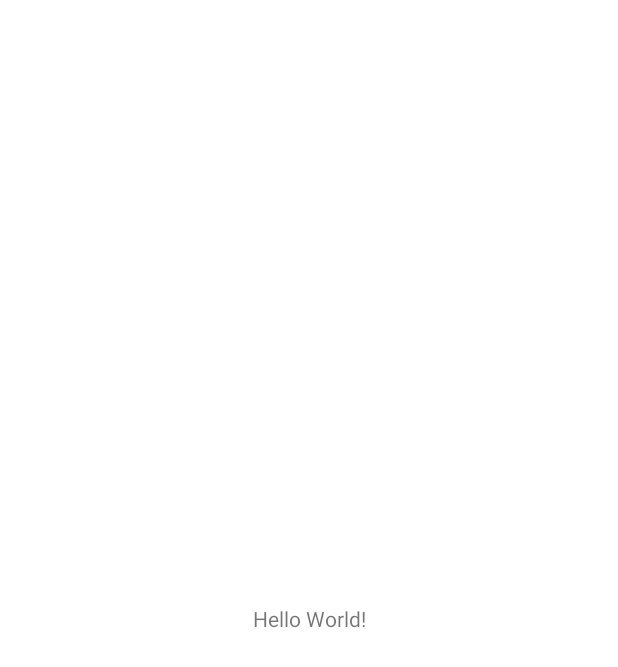
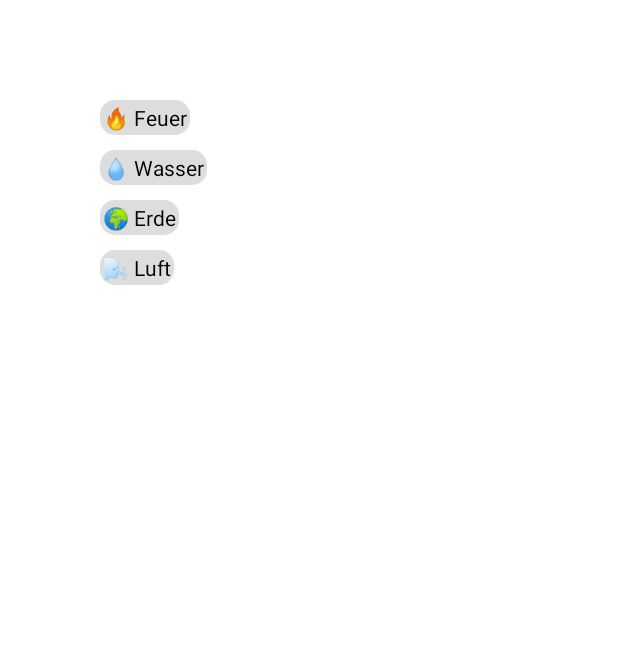
Before and after one commit to KuerbisKuchen02/MixIt, an Android app: the screen it shows after launch (MainActivity before the commit, GameActivity after it), on a phone screen of 412 x 824 dp. Before the commit the part shown is almost empty. Shown: the top 667 px of the screen. Run offline under Robolectric (Android 15) with nearby library versions, the phone set to English and light mode, and no system bars.

Commit message:
feat: add first playground implementation

```diff
--- a/app/src/main/AndroidManifest.xml
+++ b/app/src/main/AndroidManifest.xml
@@ -20,6 +20,8 @@
             </intent-filter>
         </activity>
 
+        <activity android:name=".ui.activities.GameActivity" android:exported="true" />
+
     </application>
 
 </manifest>
--- /dev/null
+++ b/app/src/main/java/de/thm/mixit/ui/activities/GameActivity.java
@@ -0,0 +1,32 @@
+package de.thm.mixit.ui.activities;
+
+import android.app.Activity;
+import android.os.Bundle;
+import android.view.LayoutInflater;
+import android.view.View;
+
+import androidx.annotation.Nullable;
+
+import de.thm.mixit.ui.fragments.PlaygroundFragment;
+
+
+public class GameActivity extends Activity {
+
+    @Override
+    protected void onCreate(@Nullable Bundle savedInstanceState) {
+        super.onCreate(savedInstanceState);
+
+        // TODO read intent (either endless mode or arcade)
+        PlaygroundFragment playground = new PlaygroundFragment();
+        View v = playground.onCreateView(LayoutInflater.from(this), null,
+                savedInstanceState);
+        setContentView(v);
+
+        playground.addElementToPlayground("\uD83D\uDD25 Feuer", 100, 100);
+        playground.addElementToPlayground("\uD83D\uDCA7 Wasser", 100, 150);
+        playground.addElementToPlayground("\uD83C\uDF0D Erde", 100, 200);
+        playground.addElementToPlayground("\uD83C\uDF2C\uFE0F Luft", 100, 250);
+
+    }
+
+}
--- a/app/src/main/java/de/thm/mixit/ui/activities/MainActivity.java
+++ b/app/src/main/java/de/thm/mixit/ui/activities/MainActivity.java
@@ -1,23 +1,15 @@
 package de.thm.mixit.ui.activities;
 
 import android.app.Activity;
+import android.content.Intent;
 import android.os.Bundle;
-import android.util.Log;
 
-import androidx.annotation.Nullable;
-
-import de.thm.mixit.BuildConfig;
-import de.thm.mixit.R;
 
 public class MainActivity extends Activity {
 
-    private static final String TAG = MainActivity.class.getSimpleName();
-
     @Override
-    protected void onCreate(@Nullable Bundle savedInstanceState) {
+    protected void onCreate(Bundle savedInstanceState) {
         super.onCreate(savedInstanceState);
-        setContentView(R.layout.main_activity);
-
-        if (BuildConfig.DEBUG) Log.d(TAG, BuildConfig.API_KEY);
+        startActivity(new Intent(this, GameActivity.class));
     }
 }
--- a/app/src/main/java/de/thm/mixit/ui/fragments/CanvasFragment.java
+++ /dev/null
@@ -1,4 +0,0 @@
-package de.thm.mixit.ui.fragments;
-
-public class CanvasFragment {
-}
--- /dev/null
+++ b/app/src/main/java/de/thm/mixit/ui/fragments/PlaygroundFragment.java
@@ -0,0 +1,125 @@
+package de.thm.mixit.ui.fragments;
+
+import android.annotation.SuppressLint;
+import android.graphics.Rect;
+import android.os.Bundle;
+import android.util.Log;
+import android.view.LayoutInflater;
+import android.view.MotionEvent;
+import android.view.View;
+import android.view.ViewGroup;
+import android.widget.FrameLayout;
+import android.widget.TextView;
+
+import androidx.annotation.NonNull;
+import androidx.annotation.Nullable;
+import androidx.fragment.app.Fragment;
+
+import java.util.ArrayList;
+
+import de.thm.mixit.BuildConfig;
+import de.thm.mixit.R;
+
+public class PlaygroundFragment extends Fragment {
+    private final static String TAG = PlaygroundFragment.class.getName();
+
+    private ArrayList<TextView> elements;
+    private FrameLayout playground;
+    private LayoutInflater inflater;
+
+    @Nullable
+    @Override
+    public View onCreateView(@NonNull LayoutInflater inflater, @Nullable ViewGroup container, @Nullable Bundle savedInstanceState) {
+        elements = new ArrayList<>();
+        this.inflater = inflater;
+        this.playground = (FrameLayout) inflater.inflate(R.layout.view_playground, null,
+                false);
+        return playground;
+    }
+
+    @SuppressLint("ClickableViewAccessibility")
+    public TextView addElementToPlayground(String text, float x, float y) {
+        TextView newElement = (TextView) inflater.inflate(R.layout.text_item_element, playground, false);
+        newElement.setText(text);
+
+        if(x == -1 && y == -1){
+            float[] freeSpace = getFreeSpace();
+            x = freeSpace[0];
+            y = freeSpace[1];
+        }
+        newElement.setX(x);
+        newElement.setY(y);
+
+        elements.add(newElement);
+        playground.addView(newElement);
+
+        if(BuildConfig.DEBUG){
+            Log.d(TAG, "new element " + text + " has been created");
+        }
+
+        newElement.setOnTouchListener(new View.OnTouchListener() {
+            float dX, dY;
+
+            @Override
+            public boolean onTouch(View v, MotionEvent event) {
+                switch (event.getAction()) {
+                    case MotionEvent.ACTION_DOWN:
+                        // TODO Show singular delete field
+                        dX = v.getX() - event.getRawX();
+                        dY = v.getY() - event.getRawY();
+                        v.bringToFront();
+                        v.invalidate();
+                        return true;
+                    case MotionEvent.ACTION_MOVE:
+                        v.setX(event.getRawX() + dX);
+                        v.setY(event.getRawY() + dY);
+                        return true;
+                    case MotionEvent.ACTION_UP:
+                        View other = checkOverlap(v);
+                        if(other != null){
+                            // TODO combine elements
+                            playground.removeView(v);
+                            playground.removeView(other);
+                            elements.remove(v);
+                            elements.remove(other);
+
+                            addElementToPlayground("<combined element>", v.getX(), v.getY());
+                        }
+                        return true;
+                    default:
+                        return false;
+                }
+            }
+        });
+        return newElement;
+    }
+
+    private float[] getFreeSpace(){
+        return new float[]{0f,0f};
+    }
+
+
+    private View checkOverlap(View draggedView) {
+        Rect draggedRect = new Rect();
+        draggedView.getHitRect(draggedRect);
+
+        ViewGroup parent = (ViewGroup) draggedView.getParent();
+        for (int i = 0; i < parent.getChildCount(); i++) {
+            View other = parent.getChildAt(i);
+
+            if (other == draggedView) continue;
+
+            Rect otherRect = new Rect();
+            other.getHitRect(otherRect);
+
+            if (Rect.intersects(draggedRect, otherRect)) {
+                // Overlap detected
+                if(BuildConfig.DEBUG) {
+                    Log.d("Overlap", "Dragged view overlaps with: " + other);
+                }
+                return other;
+            }
+        }
+        return null;
+    }
+}
--- /dev/null
+++ b/app/src/main/res/color/color_element_text_color.xml
@@ -0,0 +1,4 @@
+<?xml version="1.0" encoding="utf-8"?>
+<selector xmlns:android="http://schemas.android.com/apk/res/android">
+<item android:color="@color/black" />
+</selector>
--- /dev/null
+++ b/app/src/main/res/drawable/background_item.xml
@@ -0,0 +1,6 @@
+<?xml version="1.0" encoding="utf-8"?>
+<shape xmlns:android="http://schemas.android.com/apk/res/android"
+    android:shape="rectangle">
+    <solid android:color="#DDDDDD" />
+    <corners android:radius="10dp" />
+</shape>
--- /dev/null
+++ b/app/src/main/res/layout/text_item_element.xml
@@ -0,0 +1,10 @@
+<?xml version="1.0" encoding="utf-8"?>
+<TextView xmlns:android="http://schemas.android.com/apk/res/android"
+    android:id="@+id/text_item_element"
+    android:layout_width="wrap_content"
+    android:layout_height="wrap_content"
+    android:layout_alignParentTop="true"
+    android:background="@drawable/background_item"
+    android:padding="2dp"
+    android:textColor="@color/color_element_text_color"
+    android:textSize="@dimen/medium" />
--- /dev/null
+++ b/app/src/main/res/layout/view_playground.xml
@@ -0,0 +1,7 @@
+<?xml version="1.0" encoding="utf-8"?>
+<FrameLayout xmlns:android="http://schemas.android.com/apk/res/android"
+    android:id="@+id/layout_playground"
+    android:layout_width="match_parent"
+    android:layout_height="match_parent"
+    android:background="#FFFFFF">
+</FrameLayout>
--- /dev/null
+++ b/app/src/main/res/values/dimension_text_size.xml
@@ -0,0 +1,6 @@
+<?xml version="1.0" encoding="utf-8"?>
+<resources>
+    <dimen name="small">10sp</dimen>
+    <dimen name="medium">14sp</dimen>
+    <dimen name="large">18sp</dimen>
+</resources>
--- a/build.gradle.kts
+++ b/build.gradle.kts
@@ -6,5 +6,6 @@ plugins {
 buildscript {
     dependencies {
         classpath(libs.secrets.gradle.plugin)
+        classpath("com.google.android.libraries.mapsplatform.secrets-gradle-plugin:secrets-gradle-plugin:2.0.1")
     }
 }
```
